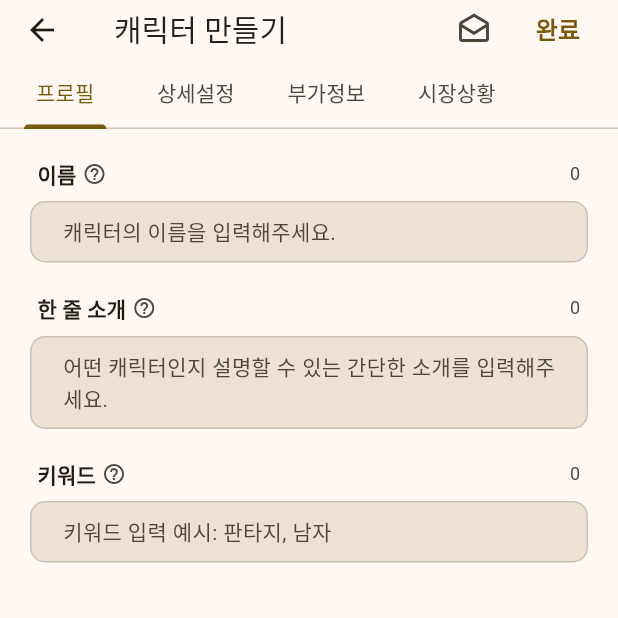
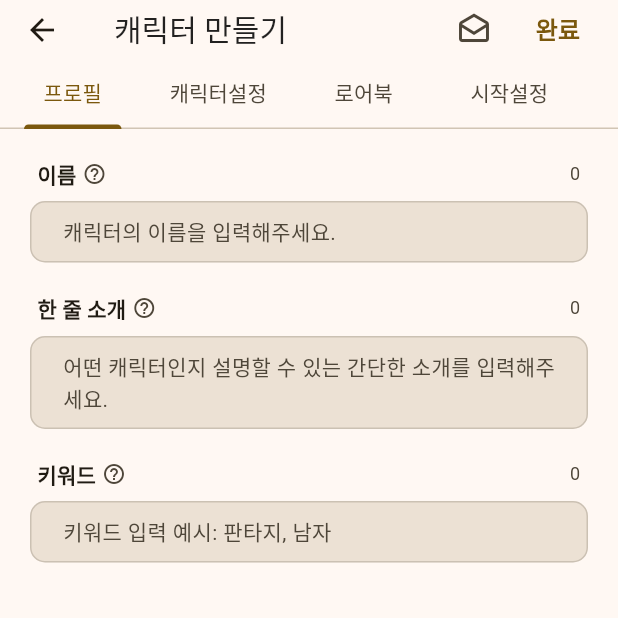
Before and after one commit to pudding-studio/flan, a Flutter app: the CharacterEditScreen screen opened directly, on a phone screen of 412 x 824 dp, the top half of it. Run offline on Flutter 3.47's test engine with Material 3 defaults, Android fonts, the phone set to English and light mode, and no system bars.

Commit message:
fix(character): 캐릭터 CRUD 기능 수정
주요 변경사항:
- ui 세부사항 수정

```diff
--- a/lib/constants/ui_constants.dart
+++ b/lib/constants/ui_constants.dart
@@ -9,7 +9,7 @@ class UIConstants {
   static const double spacing24 = 24.0;
 
   // 탭
-  static const double tabWidth = 55.0;
+  static const double tabWidth = 65.0;
   static const double tabBarHeight = 40.0;
 
   // 아이콘 크기
--- a/lib/screens/character_edit_screen.dart
+++ b/lib/screens/character_edit_screen.dart
@@ -101,19 +101,19 @@ class _CharacterEditScreenState extends State<CharacterEditScreen>
               Tab(
                 child: SizedBox(
                   width: UIConstants.tabWidth,
-                  child: Center(child: Text('상세설정')),
+                  child: Center(child: Text('캐릭터설정')),
                 ),
               ),
               Tab(
                 child: SizedBox(
                   width: UIConstants.tabWidth,
-                  child: Center(child: Text('부가정보')),
+                  child: Center(child: Text('로어북')),
                 ),
               ),
               Tab(
                 child: SizedBox(
                   width: UIConstants.tabWidth,
-                  child: Center(child: Text('시장상황')),
+                  child: Center(child: Text('시작설정')),
                 ),
               ),
             ],
```
